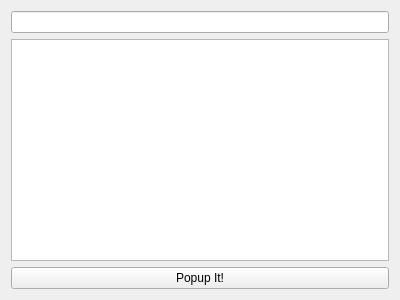
First picture: the form in popup/mainwindow.ui, repository Ri0n/rion-pg, before the edit.
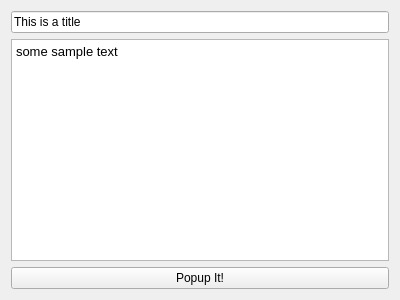
Second picture: the form after the edit.

Diff of the .ui file:
```diff
--- a/popup/mainwindow.ui
+++ b/popup/mainwindow.ui
@@ -16,10 +16,22 @@
   <widget class="QWidget" name="centralWidget">
    <layout class="QVBoxLayout" name="verticalLayout">
     <item>
-     <widget class="QLineEdit" name="leTitle"/>
+     <widget class="QLineEdit" name="leTitle">
+      <property name="text">
+       <string>This is a title</string>
+      </property>
+     </widget>
     </item>
     <item>
-     <widget class="QTextEdit" name="teText"/>
+     <widget class="QTextEdit" name="teText">
+      <property name="html">
+       <string>&lt;!DOCTYPE HTML PUBLIC &quot;-//W3C//DTD HTML 4.0//EN&quot; &quot;http://www.w3.org/TR/REC-html40/strict.dtd&quot;&gt;
+&lt;html&gt;&lt;head&gt;&lt;meta name=&quot;qrichtext&quot; content=&quot;1&quot; /&gt;&lt;style type=&quot;text/css&quot;&gt;
+p, li { white-space: pre-wrap; }
+&lt;/style&gt;&lt;/head&gt;&lt;body style=&quot; font-family:'Bitstream Vera Sans'; font-size:10pt; font-weight:400; font-style:normal;&quot;&gt;
+&lt;p style=&quot; margin-top:0px; margin-bottom:0px; margin-left:0px; margin-right:0px; -qt-block-indent:0; text-indent:0px;&quot;&gt;some sample text&lt;/p&gt;&lt;/body&gt;&lt;/html&gt;</string>
+      </property>
+     </widget>
     </item>
     <item>
      <widget class="QPushButton" name="btnPopup">
```
